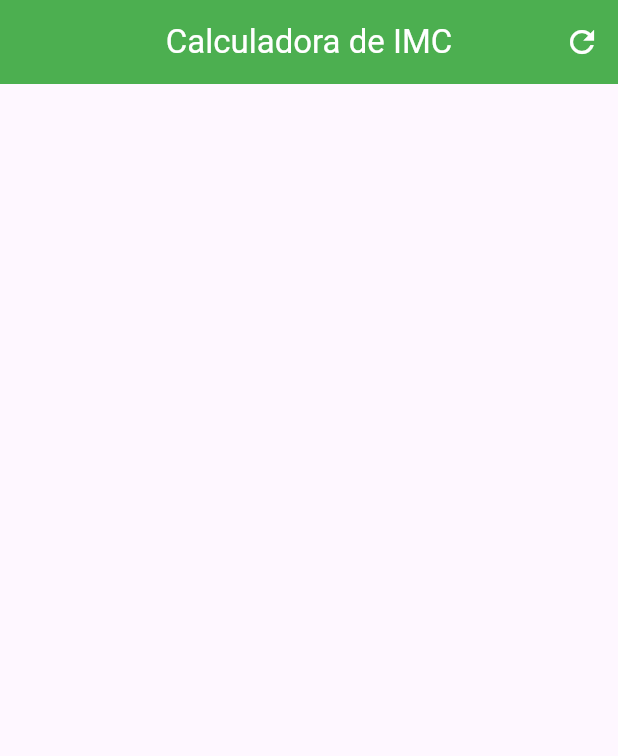
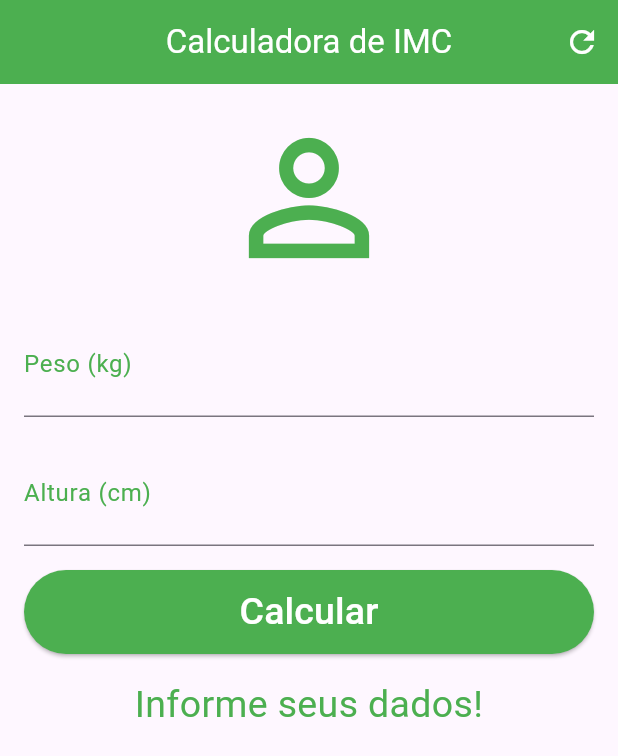
Before and after one commit to Diogo-Freitas/Flutter_Calculadora_de_IMC, a Flutter app: the screen it shows after launch, on a phone screen of 412 x 824 dp. Shown: the top 756 px of the screen. Run offline on Flutter 3.47's test engine with Material 3 defaults, Android fonts, the light colour scheme and no system bars.

Commit message:
Implementação de interface com SingleChildScrollView

```diff
--- a/lib/main.dart
+++ b/lib/main.dart
@@ -16,6 +16,7 @@ class MyApp extends StatelessWidget {
         colorScheme: ColorScheme.fromSeed(seedColor: Colors.deepPurple),
         useMaterial3: true,
       ),
+      debugShowCheckedModeBanner: false,
       home: const MyHomePage(title: 'Calculadora de IMC'),
     );
   }
--- a/lib/pages/my_home_page.dart
+++ b/lib/pages/my_home_page.dart
@@ -24,7 +24,48 @@ class _MyHomePageState extends State<MyHomePage> {
               color: Colors.white),
         ],
       ),
-      body: const Center(),
+      body: SingleChildScrollView(
+        padding: const EdgeInsets.all(16),
+        child: Column(
+          crossAxisAlignment: CrossAxisAlignment.stretch,
+          children: [
+            const Icon(Icons.person_outline, size: 120, color: Colors.green),
+            const SizedBox(height: 16),
+            const TextField(
+              keyboardType: TextInputType.number,
+              decoration: InputDecoration(
+                  labelText: "Peso (kg)",
+                  labelStyle: TextStyle(color: Colors.green)),
+              textAlign: TextAlign.center,
+              style: TextStyle(color: Colors.green, fontSize: 25),
+            ),
+            const SizedBox(height: 16),
+            const TextField(
+              keyboardType: TextInputType.number,
+              decoration: InputDecoration(
+                  labelText: "Altura (cm)",
+                  labelStyle: TextStyle(color: Colors.green)),
+              textAlign: TextAlign.center,
+              style: TextStyle(color: Colors.green, fontSize: 25),
+            ),
+            const SizedBox(height: 16),
+            ElevatedButton(
+              onPressed: () {},
+              style: ElevatedButton.styleFrom(
+                  backgroundColor: Colors.green,
+                  padding: const EdgeInsets.symmetric(vertical: 10)),
+              child: const Text('Calcular',
+                  style: TextStyle(color: Colors.white, fontSize: 25)),
+            ),
+            const SizedBox(height: 16),
+            const Text(
+              'Informe seus dados!',
+              textAlign: TextAlign.center,
+              style: TextStyle(color: Colors.green, fontSize: 25),
+            ),
+          ],
+        ),
+      ),
     );
   }
 }
```
